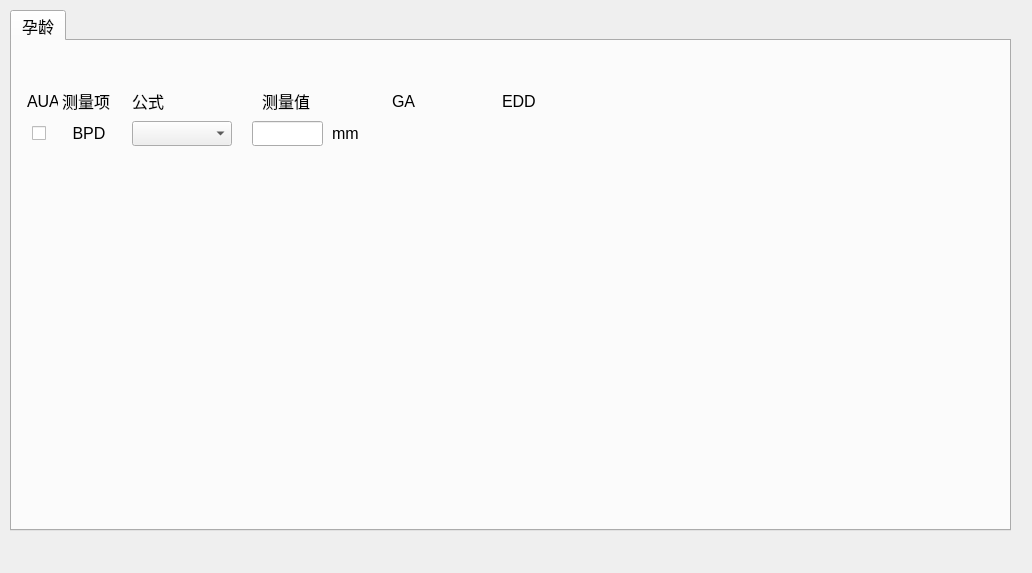
This is tools/Calculator/ui/ui_GA.ui in qingning006/TestCode as Qt 5 draws it before an edit. The edited form follows.
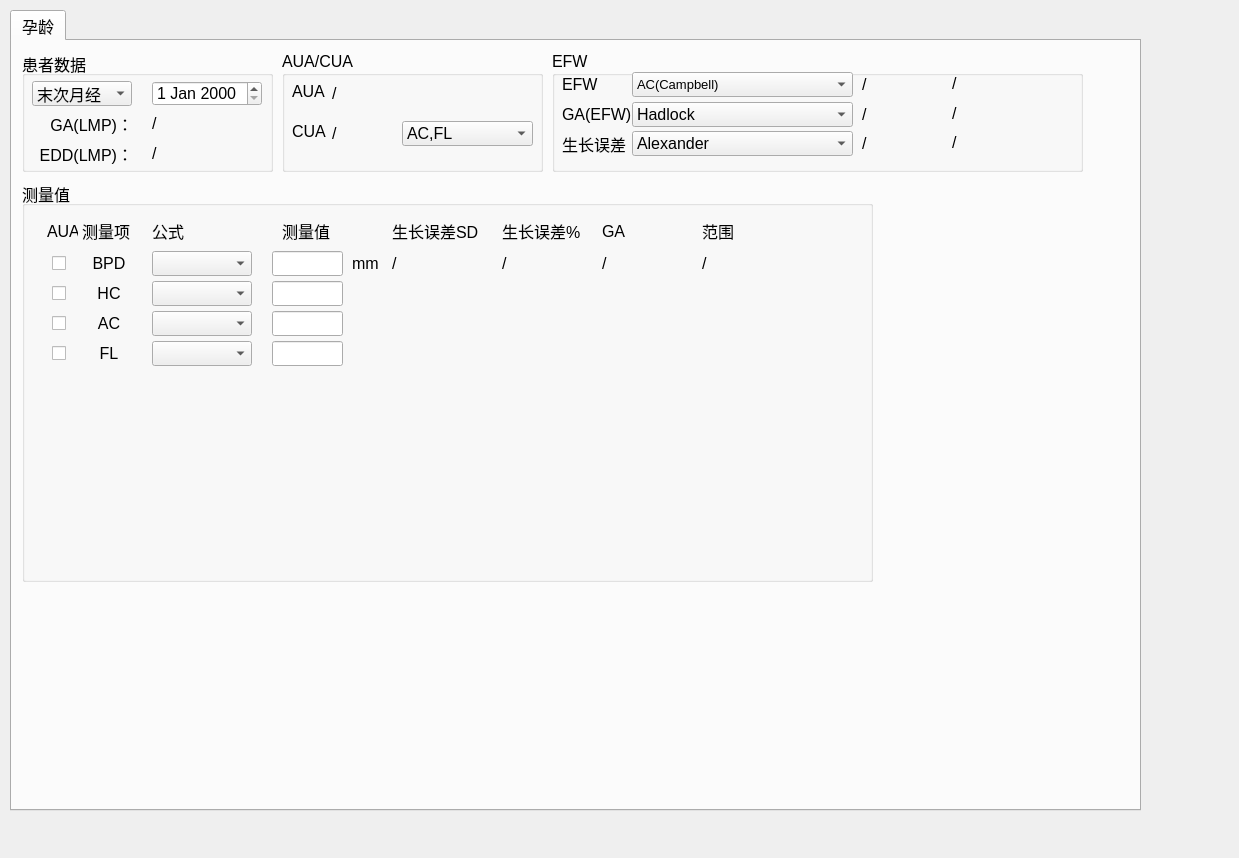
This is the edited form.

Commit message: 提交产科UI

```diff
--- a/tools/Calculator/ui/ui_GA.ui
+++ b/tools/Calculator/ui/ui_GA.ui
@@ -6,8 +6,8 @@
    <rect>
     <x>0</x>
     <y>0</y>
-    <width>1032</width>
-    <height>573</height>
+    <width>1239</width>
+    <height>858</height>
    </rect>
   </property>
   <property name="windowTitle">
@@ -18,8 +18,8 @@
     <rect>
      <x>10</x>
      <y>10</y>
-     <width>1001</width>
-     <height>521</height>
+     <width>1131</width>
+     <height>801</height>
     </rect>
    </property>
    <property name="font">
@@ -39,177 +39,1046 @@
     <attribute name="title">
      <string>孕龄</string>
     </attribute>
-    <widget class="QLabel" name="label">
+    <widget class="QGroupBox" name="groupBox">
      <property name="geometry">
       <rect>
-       <x>50</x>
-       <y>50</y>
-       <width>54</width>
-       <height>20</height>
+       <x>10</x>
+       <y>10</y>
+       <width>251</width>
+       <height>121</height>
       </rect>
      </property>
-     <property name="text">
-      <string>测量项</string>
+     <property name="font">
+      <font>
+       <pointsize>12</pointsize>
+      </font>
      </property>
+     <property name="title">
+      <string>患者数据</string>
+     </property>
+     <widget class="QDateEdit" name="dateEdit_LMP">
+      <property name="geometry">
+       <rect>
+        <x>130</x>
+        <y>30</y>
+        <width>110</width>
+        <height>25</height>
+       </rect>
+      </property>
+     </widget>
+     <widget class="QComboBox" name="cmbox_LMP">
+      <property name="geometry">
+       <rect>
+        <x>10</x>
+        <y>30</y>
+        <width>100</width>
+        <height>25</height>
+       </rect>
+      </property>
+      <item>
+       <property name="text">
+        <string>末次月经</string>
+       </property>
+      </item>
+      <item>
+       <property name="text">
+        <string>受精日期</string>
+       </property>
+      </item>
+     </widget>
+     <widget class="QLabel" name="label_GA">
+      <property name="geometry">
+       <rect>
+        <x>10</x>
+        <y>60</y>
+        <width>101</width>
+        <height>25</height>
+       </rect>
+      </property>
+      <property name="layoutDirection">
+       <enum>Qt::LeftToRight</enum>
+      </property>
+      <property name="text">
+       <string>GA(LMP)：</string>
+      </property>
+      <property name="alignment">
+       <set>Qt::AlignRight|Qt::AlignTrailing|Qt::AlignVCenter</set>
+      </property>
+     </widget>
+     <widget class="QLabel" name="label_EDD">
+      <property name="geometry">
+       <rect>
+        <x>10</x>
+        <y>90</y>
+        <width>101</width>
+        <height>25</height>
+       </rect>
+      </property>
+      <property name="text">
+       <string>EDD(LMP)：</string>
+      </property>
+      <property name="alignment">
+       <set>Qt::AlignRight|Qt::AlignTrailing|Qt::AlignVCenter</set>
+      </property>
+     </widget>
+     <widget class="QLabel" name="label_LMP_GA">
+      <property name="geometry">
+       <rect>
+        <x>130</x>
+        <y>60</y>
+        <width>91</width>
+        <height>25</height>
+       </rect>
+      </property>
+      <property name="text">
+       <string>/</string>
+      </property>
+      <property name="alignment">
+       <set>Qt::AlignLeading|Qt::AlignLeft|Qt::AlignVCenter</set>
+      </property>
+     </widget>
+     <widget class="QLabel" name="label_LMP_EDD">
+      <property name="geometry">
+       <rect>
+        <x>130</x>
+        <y>90</y>
+        <width>101</width>
+        <height>25</height>
+       </rect>
+      </property>
+      <property name="text">
+       <string>/</string>
+      </property>
+      <property name="alignment">
+       <set>Qt::AlignLeading|Qt::AlignLeft|Qt::AlignVCenter</set>
+      </property>
+     </widget>
     </widget>
-    <widget class="QLabel" name="label_2">
+    <widget class="QGroupBox" name="groupBox_2">
      <property name="geometry">
       <rect>
-       <x>50</x>
-       <y>80</y>
-       <width>54</width>
-       <height>25</height>
+       <x>270</x>
+       <y>10</y>
+       <width>261</width>
+       <height>121</height>
       </rect>
      </property>
-     <property name="text">
-      <string>BPD</string>
+     <property name="title">
+      <string>AUA/CUA</string>
      </property>
-     <property name="alignment">
-      <set>Qt::AlignCenter</set>
-     </property>
+     <widget class="QLabel" name="label_9">
+      <property name="geometry">
+       <rect>
+        <x>10</x>
+        <y>30</y>
+        <width>40</width>
+        <height>20</height>
+       </rect>
+      </property>
+      <property name="text">
+       <string>AUA</string>
+      </property>
+     </widget>
+     <widget class="QLabel" name="label_GA_AUA">
+      <property name="geometry">
+       <rect>
+        <x>50</x>
+        <y>30</y>
+        <width>71</width>
+        <height>25</height>
+       </rect>
+      </property>
+      <property name="text">
+       <string>/</string>
+      </property>
+      <property name="alignment">
+       <set>Qt::AlignLeading|Qt::AlignLeft|Qt::AlignVCenter</set>
+      </property>
+     </widget>
+     <widget class="QLabel" name="label_GA_CUA">
+      <property name="geometry">
+       <rect>
+        <x>50</x>
+        <y>70</y>
+        <width>71</width>
+        <height>25</height>
+       </rect>
+      </property>
+      <property name="text">
+       <string>/</string>
+      </property>
+      <property name="alignment">
+       <set>Qt::AlignLeading|Qt::AlignLeft|Qt::AlignVCenter</set>
+      </property>
+     </widget>
+     <widget class="QLabel" name="label_10">
+      <property name="geometry">
+       <rect>
+        <x>10</x>
+        <y>70</y>
+        <width>40</width>
+        <height>20</height>
+       </rect>
+      </property>
+      <property name="text">
+       <string>CUA</string>
+      </property>
+     </widget>
+     <widget class="QComboBox" name="cmbox_fml_CUA">
+      <property name="geometry">
+       <rect>
+        <x>120</x>
+        <y>70</y>
+        <width>131</width>
+        <height>25</height>
+       </rect>
+      </property>
+      <item>
+       <property name="text">
+        <string>AC,FL</string>
+       </property>
+      </item>
+      <item>
+       <property name="text">
+        <string>BPD,AC</string>
+       </property>
+      </item>
+      <item>
+       <property name="text">
+        <string>BPD,AC,FL</string>
+       </property>
+      </item>
+      <item>
+       <property name="text">
+        <string>BPD,FL</string>
+       </property>
+      </item>
+      <item>
+       <property name="text">
+        <string>BPD,HC</string>
+       </property>
+      </item>
+      <item>
+       <property name="text">
+        <string>BPD,HC,AC,FL</string>
+       </property>
+      </item>
+      <item>
+       <property name="text">
+        <string>BPD,HC,FL</string>
+       </property>
+      </item>
+      <item>
+       <property name="text">
+        <string>HC,AC</string>
+       </property>
+      </item>
+      <item>
+       <property name="text">
+        <string>HC,AC,BPD</string>
+       </property>
+      </item>
+      <item>
+       <property name="text">
+        <string>HC,AC,FL</string>
+       </property>
+      </item>
+      <item>
+       <property name="text">
+        <string>HC,FL</string>
+       </property>
+      </item>
+     </widget>
     </widget>
-    <widget class="QLabel" name="label_5">
+    <widget class="QGroupBox" name="groupBox_3">
      <property name="geometry">
       <rect>
-       <x>120</x>
-       <y>50</y>
-       <width>54</width>
-       <height>20</height>
+       <x>540</x>
+       <y>10</y>
+       <width>531</width>
+       <height>121</height>
       </rect>
      </property>
-     <property name="text">
-      <string>公式</string>
+     <property name="title">
+      <string>EFW</string>
      </property>
+     <widget class="QComboBox" name="cmbox_fml_EFW">
+      <property name="geometry">
+       <rect>
+        <x>80</x>
+        <y>21</y>
+        <width>221</width>
+        <height>25</height>
+       </rect>
+      </property>
+      <property name="font">
+       <font>
+        <pointsize>10</pointsize>
+       </font>
+      </property>
+      <item>
+       <property name="text">
+        <string>AC(Campbell)</string>
+       </property>
+      </item>
+      <item>
+       <property name="text">
+        <string>AC,BPD (Hadlock)</string>
+       </property>
+      </item>
+      <item>
+       <property name="text">
+        <string>AC,BPD(Merz)</string>
+       </property>
+      </item>
+      <item>
+       <property name="text">
+        <string>AC,BPD(Shepard)</string>
+       </property>
+      </item>
+      <item>
+       <property name="text">
+        <string>AC,FL(Hadlock1)</string>
+       </property>
+      </item>
+      <item>
+       <property name="text">
+        <string>BPD,AC,FL(Hadlock2)</string>
+       </property>
+      </item>
+      <item>
+       <property name="text">
+        <string>BPD,APTD,TTD,FL(Shinozuka1)</string>
+       </property>
+      </item>
+      <item>
+       <property name="text">
+        <string>BPD,APTD,TTD,FL(Tokyo)</string>
+       </property>
+      </item>
+      <item>
+       <property name="text">
+        <string>BPD,APTD,TTD,LV(Shinozuka3)</string>
+       </property>
+      </item>
+      <item>
+       <property name="text">
+        <string>BPD,FL,AC(JSUM)</string>
+       </property>
+      </item>
+      <item>
+       <property name="text">
+        <string>BPD,FL,AC(Shinozuka2)</string>
+       </property>
+      </item>
+      <item>
+       <property name="text">
+        <string>BPD,FTA,FL(Osaka)</string>
+       </property>
+      </item>
+      <item>
+       <property name="text">
+        <string>BPD,HC,AC,FL(Hadlock4)</string>
+       </property>
+      </item>
+      <item>
+       <property name="text">
+        <string>BPD,MAD(Persson2)</string>
+       </property>
+      </item>
+      <item>
+       <property name="text">
+        <string>BPD,MAD,FL(Persson1)</string>
+       </property>
+      </item>
+      <item>
+       <property name="text">
+        <string>BPD,TTD(Hansmann)</string>
+       </property>
+      </item>
+      <item>
+       <property name="text">
+        <string>HC,AC,FL(Hadlock3)</string>
+       </property>
+      </item>
+      <item>
+       <property name="text">
+        <string>HC,AC,FL(Schild)</string>
+       </property>
+      </item>
+     </widget>
+     <widget class="QLabel" name="label_11">
+      <property name="geometry">
+       <rect>
+        <x>10</x>
+        <y>21</y>
+        <width>71</width>
+        <height>25</height>
+       </rect>
+      </property>
+      <property name="text">
+       <string>EFW</string>
+      </property>
+     </widget>
+     <widget class="QLabel" name="label_efw_g">
+      <property name="geometry">
+       <rect>
+        <x>310</x>
+        <y>21</y>
+        <width>71</width>
+        <height>25</height>
+       </rect>
+      </property>
+      <property name="text">
+       <string>/</string>
+      </property>
+     </widget>
+     <widget class="QLabel" name="label_efw_g_sd">
+      <property name="geometry">
+       <rect>
+        <x>400</x>
+        <y>20</y>
+        <width>81</width>
+        <height>25</height>
+       </rect>
+      </property>
+      <property name="text">
+       <string>/</string>
+      </property>
+     </widget>
+     <widget class="QLabel" name="label_efw_ga_range">
+      <property name="geometry">
+       <rect>
+        <x>400</x>
+        <y>50</y>
+        <width>81</width>
+        <height>25</height>
+       </rect>
+      </property>
+      <property name="text">
+       <string>/</string>
+      </property>
+     </widget>
+     <widget class="QLabel" name="label_efw_ga">
+      <property name="geometry">
+       <rect>
+        <x>310</x>
+        <y>51</y>
+        <width>71</width>
+        <height>25</height>
+       </rect>
+      </property>
+      <property name="text">
+       <string>/</string>
+      </property>
+     </widget>
+     <widget class="QLabel" name="label_16">
+      <property name="geometry">
+       <rect>
+        <x>10</x>
+        <y>51</y>
+        <width>71</width>
+        <height>25</height>
+       </rect>
+      </property>
+      <property name="text">
+       <string>GA(EFW)</string>
+      </property>
+     </widget>
+     <widget class="QComboBox" name="cmbox_fml_EFW_2">
+      <property name="geometry">
+       <rect>
+        <x>80</x>
+        <y>51</y>
+        <width>221</width>
+        <height>25</height>
+       </rect>
+      </property>
+      <item>
+       <property name="text">
+        <string>Hadlock</string>
+       </property>
+      </item>
+      <item>
+       <property name="text">
+        <string>JSUM 2001</string>
+       </property>
+      </item>
+      <item>
+       <property name="text">
+        <string>Osaka</string>
+       </property>
+      </item>
+      <item>
+       <property name="text">
+        <string>Shinozuka</string>
+       </property>
+      </item>
+      <item>
+       <property name="text">
+        <string>Tokyo</string>
+       </property>
+      </item>
+     </widget>
+     <widget class="QLabel" name="label_17">
+      <property name="geometry">
+       <rect>
+        <x>10</x>
+        <y>80</y>
+        <width>71</width>
+        <height>25</height>
+       </rect>
+      </property>
+      <property name="text">
+       <string>生长误差</string>
+      </property>
+     </widget>
+     <widget class="QComboBox" name="cmbox_fml_EFW_3">
+      <property name="geometry">
+       <rect>
+        <x>80</x>
+        <y>80</y>
+        <width>221</width>
+        <height>25</height>
+       </rect>
+      </property>
+      <item>
+       <property name="text">
+        <string>Alexander</string>
+       </property>
+      </item>
+      <item>
+       <property name="text">
+        <string>Ananth Tw(D)</string>
+       </property>
+      </item>
+      <item>
+       <property name="text">
+        <string>Ananth Tw(M)</string>
+       </property>
+      </item>
+      <item>
+       <property name="text">
+        <string>Bourgogne</string>
+       </property>
+      </item>
+      <item>
+       <property name="text">
+        <string>Brenner</string>
+       </property>
+      </item>
+      <item>
+       <property name="text">
+        <string>Doubilet</string>
+       </property>
+      </item>
+      <item>
+       <property name="text">
+        <string>Eik-Nes</string>
+       </property>
+      </item>
+      <item>
+       <property name="text">
+        <string>Hadlock</string>
+       </property>
+      </item>
+      <item>
+       <property name="text">
+        <string>Hansmann (86)</string>
+       </property>
+      </item>
+      <item>
+       <property name="text">
+        <string>Hansmann</string>
+       </property>
+      </item>
+      <item>
+       <property name="text">
+        <string>HobbinsPersutte</string>
+       </property>
+      </item>
+      <item>
+       <property name="text">
+        <string>INTERGROWTH 21st</string>
+       </property>
+      </item>
+      <item>
+       <property name="text">
+        <string>Johnsen(f)</string>
+       </property>
+      </item>
+      <item>
+       <property name="text">
+        <string>Johnsen(m)</string>
+       </property>
+      </item>
+      <item>
+       <property name="text">
+        <string>Johnsen</string>
+       </property>
+      </item>
+      <item>
+       <property name="text">
+        <string>SUM 2001</string>
+       </property>
+      </item>
+      <item>
+       <property name="text">
+        <string>Kramer(f)</string>
+       </property>
+      </item>
+      <item>
+       <property name="text">
+        <string>Kramer(m)</string>
+       </property>
+      </item>
+      <item>
+       <property name="text">
+        <string>Osaka</string>
+       </property>
+      </item>
+      <item>
+       <property name="text">
+        <string>Tokyo</string>
+       </property>
+      </item>
+      <item>
+       <property name="text">
+        <string>TokyoShinozuka</string>
+       </property>
+      </item>
+      <item>
+       <property name="text">
+        <string>WHO</string>
+       </property>
+      </item>
+      <item>
+       <property name="text">
+        <string>Williams</string>
+       </property>
+      </item>
+      <item>
+       <property name="text">
+        <string>Yarkoni (TWINS)</string>
+       </property>
+      </item>
+     </widget>
+     <widget class="QLabel" name="label_efw_sd">
+      <property name="geometry">
+       <rect>
+        <x>310</x>
+        <y>80</y>
+        <width>71</width>
+        <height>25</height>
+       </rect>
+      </property>
+      <property name="text">
+       <string>/</string>
+      </property>
+     </widget>
+     <widget class="QLabel" name="label_efw_sd_percen">
+      <property name="geometry">
+       <rect>
+        <x>400</x>
+        <y>79</y>
+        <width>81</width>
+        <height>25</height>
+       </rect>
+      </property>
+      <property name="text">
+       <string>/</string>
+      </property>
+     </widget>
     </widget>
-    <widget class="QLabel" name="label_6">
+    <widget class="QGroupBox" name="groupBox_4">
      <property name="geometry">
       <rect>
-       <x>250</x>
-       <y>50</y>
-       <width>54</width>
-       <height>20</height>
+       <x>10</x>
+       <y>140</y>
+       <width>851</width>
+       <height>401</height>
       </rect>
      </property>
-     <property name="text">
+     <property name="title">
       <string>测量值</string>
      </property>
-    </widget>
-    <widget class="QLabel" name="label_7">
-     <property name="geometry">
-      <rect>
-       <x>380</x>
-       <y>50</y>
-       <width>54</width>
-       <height>20</height>
-      </rect>
-     </property>
-     <property name="text">
-      <string>GA</string>
-     </property>
-    </widget>
-    <widget class="QLabel" name="label_8">
-     <property name="geometry">
-      <rect>
-       <x>490</x>
-       <y>50</y>
-       <width>54</width>
-       <height>20</height>
-      </rect>
-     </property>
-     <property name="text">
-      <string>EDD</string>
-     </property>
-    </widget>
-    <widget class="QComboBox" name="comboBox">
-     <property name="geometry">
-      <rect>
-       <x>120</x>
-       <y>80</y>
-       <width>100</width>
-       <height>25</height>
-      </rect>
-     </property>
-    </widget>
-    <widget class="QLineEdit" name="lineEdit">
-     <property name="geometry">
-      <rect>
-       <x>240</x>
-       <y>80</y>
-       <width>71</width>
-       <height>25</height>
-      </rect>
-     </property>
-    </widget>
-    <widget class="QLabel" name="label_3">
-     <property name="geometry">
-      <rect>
-       <x>320</x>
-       <y>80</y>
-       <width>31</width>
-       <height>25</height>
-      </rect>
-     </property>
-     <property name="text">
-      <string>mm</string>
-     </property>
-    </widget>
-    <widget class="QLabel" name="label_GA_BPD">
-     <property name="geometry">
-      <rect>
-       <x>360</x>
-       <y>80</y>
-       <width>101</width>
-       <height>25</height>
-      </rect>
-     </property>
-     <property name="text">
-      <string/>
-     </property>
-     <property name="alignment">
-      <set>Qt::AlignLeading|Qt::AlignLeft|Qt::AlignVCenter</set>
-     </property>
-    </widget>
-    <widget class="QLabel" name="label_EDD_BPD">
-     <property name="geometry">
-      <rect>
-       <x>480</x>
-       <y>80</y>
-       <width>101</width>
-       <height>25</height>
-      </rect>
-     </property>
-     <property name="text">
-      <string/>
-     </property>
-     <property name="alignment">
-      <set>Qt::AlignLeading|Qt::AlignLeft|Qt::AlignVCenter</set>
-     </property>
-    </widget>
-    <widget class="QCheckBox" name="checkBox">
-     <property name="geometry">
-      <rect>
-       <x>20</x>
-       <y>80</y>
-       <width>21</width>
-       <height>25</height>
-      </rect>
-     </property>
-     <property name="text">
-      <string/>
-     </property>
-    </widget>
-    <widget class="QLabel" name="label_4">
-     <property name="geometry">
-      <rect>
-       <x>15</x>
-       <y>50</y>
-       <width>31</width>
-       <height>20</height>
-      </rect>
-     </property>
-     <property name="text">
-      <string>AUA</string>
-     </property>
+     <widget class="QLabel" name="label_2">
+      <property name="geometry">
+       <rect>
+        <x>60</x>
+        <y>70</y>
+        <width>54</width>
+        <height>25</height>
+       </rect>
+      </property>
+      <property name="text">
+       <string>BPD</string>
+      </property>
+      <property name="alignment">
+       <set>Qt::AlignCenter</set>
+      </property>
+     </widget>
+     <widget class="QLabel" name="label_5">
+      <property name="geometry">
+       <rect>
+        <x>130</x>
+        <y>40</y>
+        <width>54</width>
+        <height>20</height>
+       </rect>
+      </property>
+      <property name="text">
+       <string>公式</string>
+      </property>
+     </widget>
+     <widget class="QLabel" name="label_6">
+      <property name="geometry">
+       <rect>
+        <x>260</x>
+        <y>40</y>
+        <width>54</width>
+        <height>20</height>
+       </rect>
+      </property>
+      <property name="text">
+       <string>测量值</string>
+      </property>
+     </widget>
+     <widget class="QLineEdit" name="lineEdit_bpd">
+      <property name="geometry">
+       <rect>
+        <x>250</x>
+        <y>70</y>
+        <width>71</width>
+        <height>25</height>
+       </rect>
+      </property>
+     </widget>
+     <widget class="QLabel" name="label_3">
+      <property name="geometry">
+       <rect>
+        <x>330</x>
+        <y>70</y>
+        <width>31</width>
+        <height>25</height>
+       </rect>
+      </property>
+      <property name="text">
+       <string>mm</string>
+      </property>
+     </widget>
+     <widget class="QLabel" name="label_4">
+      <property name="geometry">
+       <rect>
+        <x>25</x>
+        <y>40</y>
+        <width>31</width>
+        <height>20</height>
+       </rect>
+      </property>
+      <property name="text">
+       <string>AUA</string>
+      </property>
+     </widget>
+     <widget class="QLabel" name="label_7">
+      <property name="geometry">
+       <rect>
+        <x>580</x>
+        <y>40</y>
+        <width>54</width>
+        <height>20</height>
+       </rect>
+      </property>
+      <property name="text">
+       <string>GA</string>
+      </property>
+     </widget>
+     <widget class="QComboBox" name="cmbox_bpd_fml">
+      <property name="geometry">
+       <rect>
+        <x>130</x>
+        <y>70</y>
+        <width>100</width>
+        <height>25</height>
+       </rect>
+      </property>
+     </widget>
+     <widget class="QLabel" name="label">
+      <property name="geometry">
+       <rect>
+        <x>60</x>
+        <y>40</y>
+        <width>54</width>
+        <height>20</height>
+       </rect>
+      </property>
+      <property name="text">
+       <string>测量项</string>
+      </property>
+     </widget>
+     <widget class="QCheckBox" name="ckbox_bpd">
+      <property name="geometry">
+       <rect>
+        <x>30</x>
+        <y>70</y>
+        <width>21</width>
+        <height>25</height>
+       </rect>
+      </property>
+      <property name="text">
+       <string/>
+      </property>
+     </widget>
+     <widget class="QLabel" name="label_8">
+      <property name="geometry">
+       <rect>
+        <x>680</x>
+        <y>40</y>
+        <width>71</width>
+        <height>20</height>
+       </rect>
+      </property>
+      <property name="text">
+       <string>范围</string>
+      </property>
+     </widget>
+     <widget class="QLabel" name="label_bpd_ga">
+      <property name="geometry">
+       <rect>
+        <x>580</x>
+        <y>70</y>
+        <width>81</width>
+        <height>25</height>
+       </rect>
+      </property>
+      <property name="text">
+       <string>/</string>
+      </property>
+      <property name="alignment">
+       <set>Qt::AlignLeading|Qt::AlignLeft|Qt::AlignVCenter</set>
+      </property>
+     </widget>
+     <widget class="QLabel" name="label_bpd_ga_range">
+      <property name="geometry">
+       <rect>
+        <x>680</x>
+        <y>70</y>
+        <width>91</width>
+        <height>25</height>
+       </rect>
+      </property>
+      <property name="text">
+       <string>/</string>
+      </property>
+      <property name="alignment">
+       <set>Qt::AlignLeading|Qt::AlignLeft|Qt::AlignVCenter</set>
+      </property>
+     </widget>
+     <widget class="QLabel" name="label_20">
+      <property name="geometry">
+       <rect>
+        <x>370</x>
+        <y>40</y>
+        <width>91</width>
+        <height>20</height>
+       </rect>
+      </property>
+      <property name="text">
+       <string>生长误差SD</string>
+      </property>
+     </widget>
+     <widget class="QLabel" name="label_bpd_ga_sd">
+      <property name="geometry">
+       <rect>
+        <x>370</x>
+        <y>70</y>
+        <width>91</width>
+        <height>25</height>
+       </rect>
+      </property>
+      <property name="text">
+       <string>/</string>
+      </property>
+      <property name="alignment">
+       <set>Qt::AlignLeading|Qt::AlignLeft|Qt::AlignVCenter</set>
+      </property>
+     </widget>
+     <widget class="QLabel" name="label_bpd_ga_percen">
+      <property name="geometry">
+       <rect>
+        <x>480</x>
+        <y>70</y>
+        <width>91</width>
+        <height>25</height>
+       </rect>
+      </property>
+      <property name="text">
+       <string>/</string>
+      </property>
+      <property name="alignment">
+       <set>Qt::AlignLeading|Qt::AlignLeft|Qt::AlignVCenter</set>
+      </property>
+     </widget>
+     <widget class="QLabel" name="label_21">
+      <property name="geometry">
+       <rect>
+        <x>480</x>
+        <y>40</y>
+        <width>91</width>
+        <height>20</height>
+       </rect>
+      </property>
+      <property name="text">
+       <string>生长误差%</string>
+      </property>
+     </widget>
+     <widget class="QLineEdit" name="lineEdit_hc">
+      <property name="geometry">
+       <rect>
+        <x>250</x>
+        <y>100</y>
+        <width>71</width>
+        <height>25</height>
+       </rect>
+      </property>
+     </widget>
+     <widget class="QComboBox" name="cmbox_hc_fml">
+      <property name="geometry">
+       <rect>
+        <x>130</x>
+        <y>100</y>
+        <width>100</width>
+        <height>25</height>
+       </rect>
+      </property>
+     </widget>
+     <widget class="QLabel" name="label_12">
+      <property name="geometry">
+       <rect>
+        <x>60</x>
+        <y>100</y>
+        <width>54</width>
+        <height>25</height>
+       </rect>
+      </property>
+      <property name="text">
+       <string>HC</string>
+      </property>
+      <property name="alignment">
+       <set>Qt::AlignCenter</set>
+      </property>
+     </widget>
+     <widget class="QLineEdit" name="lineEdit_ac">
+      <property name="geometry">
+       <rect>
+        <x>250</x>
+        <y>130</y>
+        <width>71</width>
+        <height>25</height>
+       </rect>
+      </property>
+     </widget>
+     <widget class="QLabel" name="label_13">
+      <property name="geometry">
+       <rect>
+        <x>60</x>
+        <y>130</y>
+        <width>54</width>
+        <height>25</height>
+       </rect>
+      </property>
+      <property name="text">
+       <string>AC</string>
+      </property>
+      <property name="alignment">
+       <set>Qt::AlignCenter</set>
+      </property>
+     </widget>
+     <widget class="QComboBox" name="cmbox_ac_fml">
+      <property name="geometry">
+       <rect>
+        <x>130</x>
+        <y>130</y>
+        <width>100</width>
+        <height>25</height>
+       </rect>
+      </property>
+     </widget>
+     <widget class="QLineEdit" name="lineEdit_fl">
+      <property name="geometry">
+       <rect>
+        <x>250</x>
+        <y>160</y>
+        <width>71</width>
+        <height>25</height>
+       </rect>
+      </property>
+     </widget>
+     <widget class="QLabel" name="label_14">
+      <property name="geometry">
+       <rect>
+        <x>60</x>
+        <y>160</y>
+        <width>54</width>
+        <height>25</height>
+       </rect>
+      </property>
+      <property name="text">
+       <string>FL</string>
+      </property>
+      <property name="alignment">
+       <set>Qt::AlignCenter</set>
+      </property>
+     </widget>
+     <widget class="QComboBox" name="cmbox_fl_fml">
+      <property name="geometry">
+       <rect>
+        <x>130</x>
+        <y>160</y>
+        <width>100</width>
+        <height>25</height>
+       </rect>
+      </property>
+     </widget>
+     <widget class="QCheckBox" name="ckbox_hc">
+      <property name="geometry">
+       <rect>
+        <x>30</x>
+        <y>100</y>
+        <width>21</width>
+        <height>25</height>
+       </rect>
+      </property>
+      <property name="text">
+       <string/>
+      </property>
+     </widget>
+     <widget class="QCheckBox" name="ckbox_ac">
+      <property name="geometry">
+       <rect>
+        <x>30</x>
+        <y>130</y>
+        <width>21</width>
+        <height>25</height>
+       </rect>
+      </property>
+      <property name="text">
+       <string/>
+      </property>
+     </widget>
+     <widget class="QCheckBox" name="ckbox_fl">
+      <property name="geometry">
+       <rect>
+        <x>30</x>
+        <y>160</y>
+        <width>21</width>
+        <height>25</height>
+       </rect>
+      </property>
+      <property name="text">
+       <string/>
+      </property>
+     </widget>
     </widget>
    </widget>
   </widget>
```
The commit also changes 1 other file.
